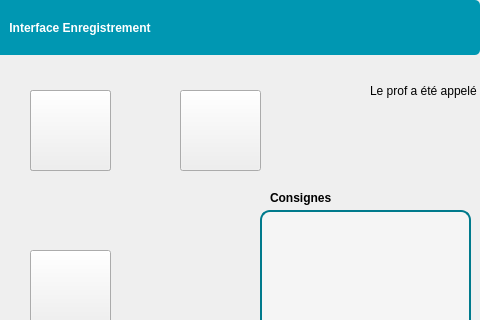
First picture: the form in InterfaceEleve/interfaceenregistrement.ui, repository Sam-Depardieu/Labo-de-langue, before the edit; both pictures show x 320 to 800 and y 0 to 320 of the 800 by 480 pixel window.
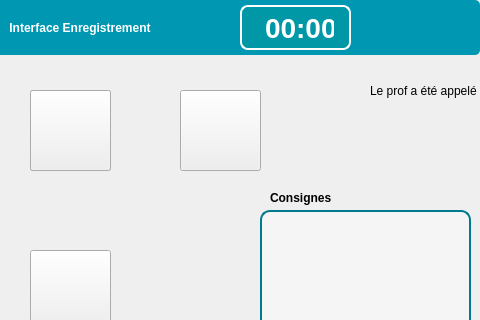
Second picture: the form after the edit. Icons and pictures are not drawn.

Commit message: Ajout communication chrono entre interface

What changed in the file:
```diff
--- a/InterfaceEleve/interfaceenregistrement.ui
+++ b/InterfaceEleve/interfaceenregistrement.ui
@@ -343,6 +343,40 @@
     <string>Consignes</string>
    </property>
   </widget>
+  <widget class="QLabel" name="chronoLabel">
+   <property name="geometry">
+    <rect>
+     <x>560</x>
+     <y>5</y>
+     <width>111</width>
+     <height>45</height>
+    </rect>
+   </property>
+   <property name="font">
+    <font>
+     <family>Segoe UI</family>
+     <pointsize>-1</pointsize>
+     <bold>true</bold>
+    </font>
+   </property>
+   <property name="styleSheet">
+    <string notr="true">QLabel {
+    background-color: #0097a7; /* même ton bleu-vert que ta barre */
+    color: white;
+    border: 2px solid white;
+    border-radius: 8px;
+    font-family: &quot;Segoe UI&quot;, &quot;Arial&quot;, sans-serif;
+    font-weight: bold;
+    font-size: 28px;
+    padding: 5px 15px;
+    qproperty-alignment: 'AlignCenter';
+}
+</string>
+   </property>
+   <property name="text">
+    <string>00:00</string>
+   </property>
+  </widget>
   <zorder>pushButton_2</zorder>
   <zorder>pushButton</zorder>
   <zorder>pushButtonSon</zorder>
@@ -360,6 +394,7 @@
   <zorder>textEditConsigne</zorder>
   <zorder>label</zorder>
   <zorder>label_2</zorder>
+  <zorder>chronoLabel</zorder>
  </widget>
  <resources/>
  <connections/>
```
The commit also changes 938 other files.
